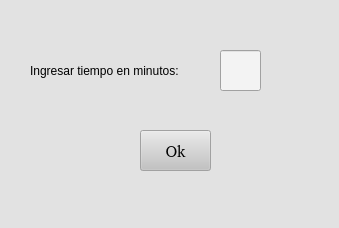
Above: desginer/VentanaTools.ui from rodrigoCastroReyes/RSS-Reader before the change. Below: the same form after it.
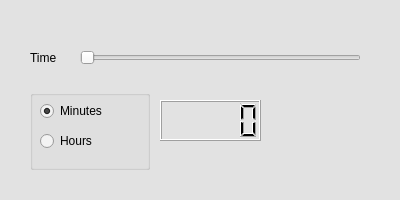
That is the form after the change.

Commit message: Actualizada Ventana Tools, aun por sincronizar groupBox

```diff
--- a/desginer/VentanaTools.ui
+++ b/desginer/VentanaTools.ui
@@ -6,10 +6,28 @@
    <rect>
     <x>0</x>
     <y>0</y>
-    <width>339</width>
-    <height>228</height>
+    <width>400</width>
+    <height>200</height>
    </rect>
   </property>
+  <property name="sizePolicy">
+   <sizepolicy hsizetype="Fixed" vsizetype="Fixed">
+    <horstretch>0</horstretch>
+    <verstretch>0</verstretch>
+   </sizepolicy>
+  </property>
+  <property name="minimumSize">
+   <size>
+    <width>400</width>
+    <height>200</height>
+   </size>
+  </property>
+  <property name="maximumSize">
+   <size>
+    <width>400</width>
+    <height>200</height>
+   </size>
+  </property>
   <property name="palette">
    <palette>
     <active>
@@ -77,94 +95,100 @@
   <property name="windowTitle">
    <string>Tools</string>
   </property>
-  <widget class="QPushButton" name="pushButton">
-   <property name="geometry">
-    <rect>
-     <x>140</x>
-     <y>130</y>
-     <width>71</width>
-     <height>41</height>
-    </rect>
-   </property>
-   <property name="palette">
-    <palette>
-     <active>
-      <colorrole role="Button">
-       <brush brushstyle="SolidPattern">
-        <color alpha="255">
-         <red>195</red>
-         <green>195</green>
-         <blue>195</blue>
-        </color>
-       </brush>
-      </colorrole>
-     </active>
-     <inactive>
-      <colorrole role="Button">
-       <brush brushstyle="SolidPattern">
-        <color alpha="255">
-         <red>195</red>
-         <green>195</green>
-         <blue>195</blue>
-        </color>
-       </brush>
-      </colorrole>
-     </inactive>
-     <disabled>
-      <colorrole role="Button">
-       <brush brushstyle="SolidPattern">
-        <color alpha="255">
-         <red>195</red>
-         <green>195</green>
-         <blue>195</blue>
-        </color>
-       </brush>
-      </colorrole>
-     </disabled>
-    </palette>
-   </property>
-   <property name="font">
-    <font>
-     <family>Noto Sans [unknown]</family>
-     <pointsize>12</pointsize>
-    </font>
-   </property>
-   <property name="text">
-    <string>Ok</string>
-   </property>
-  </widget>
-  <widget class="QLineEdit" name="lineEdit">
-   <property name="geometry">
-    <rect>
-     <x>220</x>
-     <y>50</y>
-     <width>41</width>
-     <height>41</height>
-    </rect>
-   </property>
-   <property name="font">
-    <font>
-     <family>Noto Sans [unknown]</family>
-     <pointsize>14</pointsize>
-    </font>
-   </property>
-   <property name="layoutDirection">
-    <enum>Qt::RightToLeft</enum>
-   </property>
-  </widget>
   <widget class="QLabel" name="label">
    <property name="geometry">
     <rect>
      <x>30</x>
-     <y>60</y>
-     <width>171</width>
-     <height>21</height>
+     <y>50</y>
+     <width>41</width>
+     <height>16</height>
     </rect>
    </property>
    <property name="text">
-    <string>Ingresar tiempo en minutos:</string>
+    <string>Time</string>
    </property>
   </widget>
+  <widget class="QSlider" name="horizontalSlider">
+   <property name="geometry">
+    <rect>
+     <x>80</x>
+     <y>50</y>
+     <width>281</width>
+     <height>16</height>
+    </rect>
+   </property>
+   <property name="orientation">
+    <enum>Qt::Horizontal</enum>
+   </property>
+  </widget>
+  <widget class="QLCDNumber" name="lcdNumber">
+   <property name="geometry">
+    <rect>
+     <x>160</x>
+     <y>100</y>
+     <width>101</width>
+     <height>41</height>
+    </rect>
+   </property>
+   <property name="font">
+    <font>
+     <family>Noto Sans [unknown]</family>
+     <weight>75</weight>
+     <bold>true</bold>
+    </font>
+   </property>
+   <property name="frameShape">
+    <enum>QFrame::Box</enum>
+   </property>
+   <property name="frameShadow">
+    <enum>QFrame::Raised</enum>
+   </property>
+  </widget>
+  <widget class="QGroupBox" name="groupBox">
+   <property name="geometry">
+    <rect>
+     <x>30</x>
+     <y>90</y>
+     <width>120</width>
+     <height>80</height>
+    </rect>
+   </property>
+   <property name="title">
+    <string/>
+   </property>
+   <widget class="QRadioButton" name="radioButton">
+    <property name="enabled">
+     <bool>true</bool>
+    </property>
+    <property name="geometry">
+     <rect>
+      <x>10</x>
+      <y>10</y>
+      <width>102</width>
+      <height>22</height>
+     </rect>
+    </property>
+    <property name="text">
+     <string>Minutes</string>
+    </property>
+    <property name="checked">
+     <bool>true</bool>
+    </property>
+   </widget>
+   <widget class="QRadioButton" name="radioButton_2">
+    <property name="geometry">
+     <rect>
+      <x>10</x>
+      <y>40</y>
+      <width>102</width>
+      <height>22</height>
+     </rect>
+    </property>
+    <property name="text">
+     <string>Hours</string>
+    </property>
+   </widget>
+  </widget>
  </widget>
  <resources/>
  <connections/>
```
The commit also changes 12 other files.
